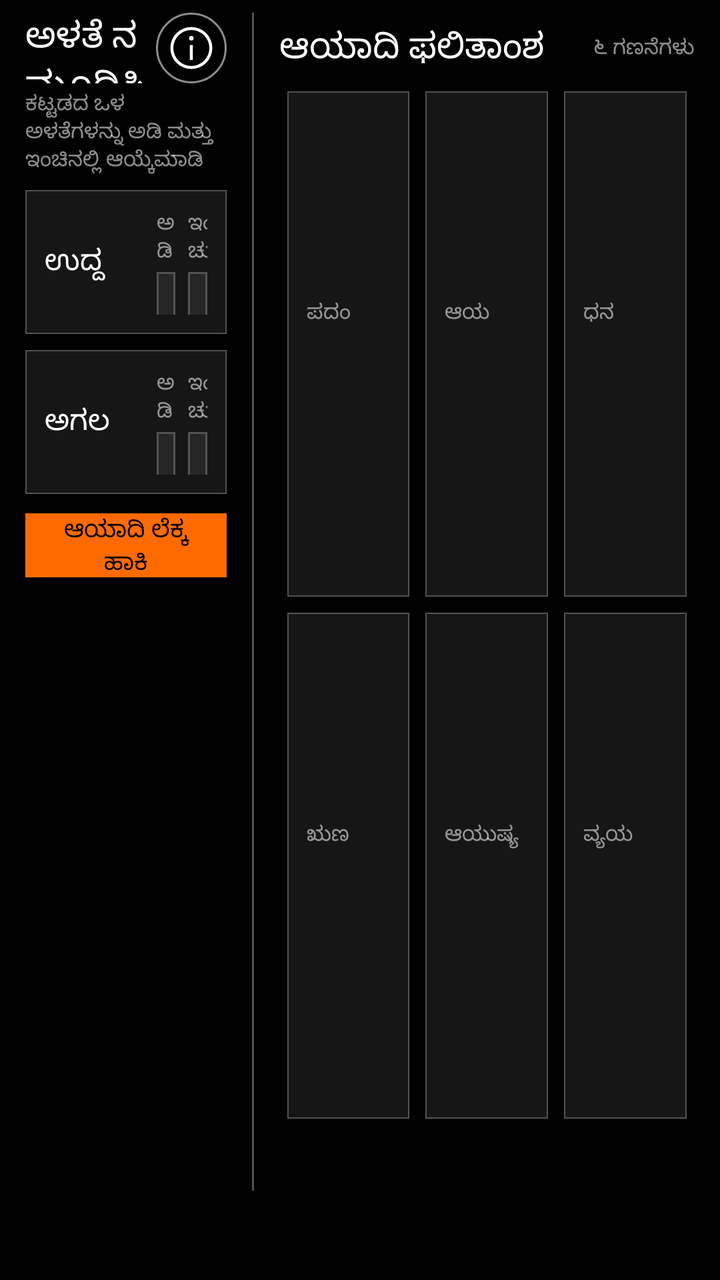
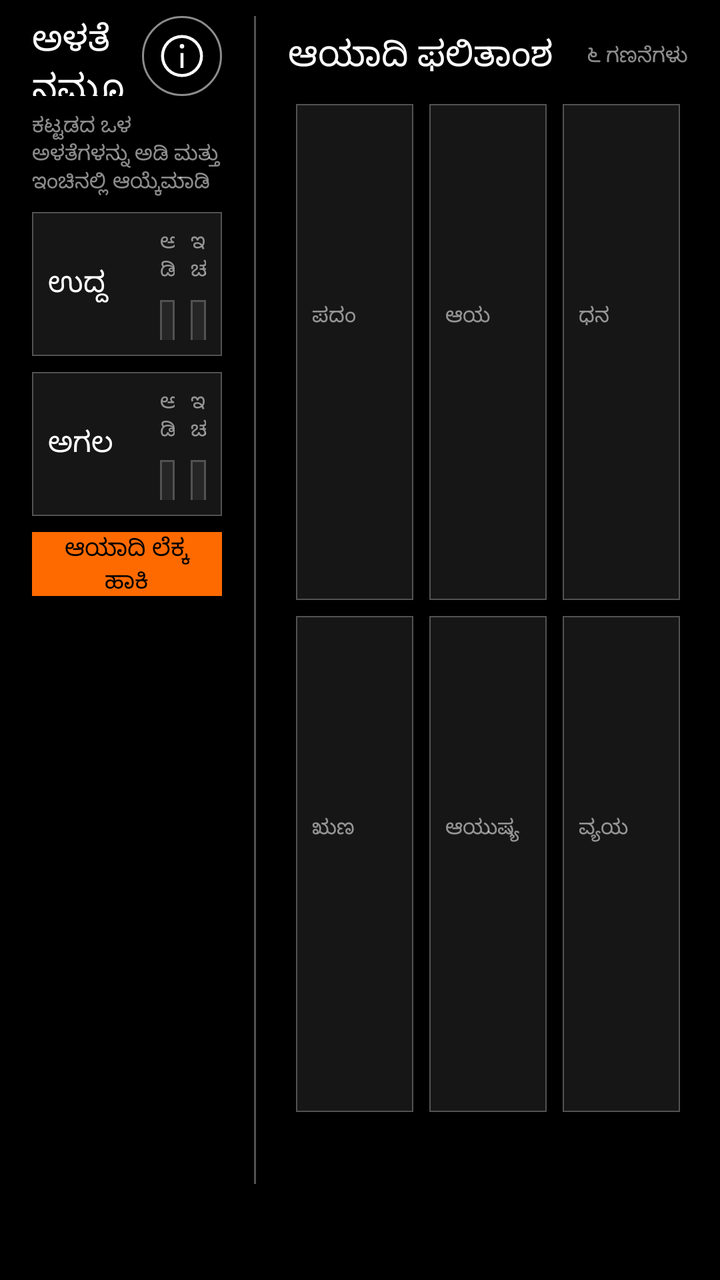

Before-and-after screenshots of an Android layout around one commit, followed by the original layout XML and the change that was made.
<!-- AndroidManifest.xml: application theme Theme.PaperDesk -->
<!-- res/layout/page_aayadi.xml -->
<?xml version="1.0" encoding="utf-8"?>
<LinearLayout xmlns:android="http://schemas.android.com/apk/res/android"
    android:layout_width="match_parent"
    android:layout_height="match_parent"
    android:background="@color/black"
    android:orientation="horizontal"
    android:paddingLeft="@dimen/page_pad_h"
    android:paddingTop="@dimen/page_pad_top"
    android:paddingRight="@dimen/page_pad_h"
    android:paddingBottom="@dimen/footer_bar">

    <LinearLayout
        android:layout_width="0dp"
        android:layout_height="match_parent"
        android:layout_weight="0.34"
        android:orientation="vertical"
        android:paddingRight="12.8dp">

        <LinearLayout android:layout_width="match_parent" android:layout_height="35.2dp" android:gravity="center_vertical" android:orientation="horizontal">
            <TextView android:id="@+id/aayadiTitle" style="@style/Desk.Title" android:layout_width="0dp" android:layout_height="wrap_content" android:layout_weight="1" android:text="ಅಳತೆ ನಮೂದಿಸಿ" />
            <ImageButton android:id="@+id/aayadiInfo" style="@style/Desk.Circle" android:contentDescription="ಆಯಾದಿ ಮಾಹಿತಿ" android:src="@drawable/ic_information" />
        </LinearLayout>

        <TextView style="@style/Desk.Meta" android:layout_width="match_parent" android:layout_height="wrap_content" android:layout_marginTop="3.2dp" android:text="ಕಟ್ಟಡದ ಒಳ ಅಳತೆಗಳನ್ನು ಅಡಿ ಮತ್ತು ಇಂಚಿನಲ್ಲಿ ಆಯ್ಕೆಮಾಡಿ" />

        <LinearLayout android:layout_width="match_parent" android:layout_height="72dp" android:layout_marginTop="8dp" android:background="@drawable/bg_card" android:gravity="center_vertical" android:orientation="horizontal" android:padding="9.6dp">
            <TextView style="@style/Desk.Section" android:layout_width="56dp" android:layout_height="match_parent" android:gravity="center_vertical" android:text="ಉದ್ದ" />
            <LinearLayout android:layout_width="0dp" android:layout_height="match_parent" android:layout_weight="1" android:orientation="vertical">
                <TextView style="@style/Desk.Meta" android:layout_width="match_parent" android:layout_height="wrap_content" android:text="ಅಡಿ" />
                <Spinner android:id="@+id/aayadiLengthFt" android:layout_width="match_parent" android:layout_height="32dp" android:layout_marginTop="3.2dp" android:background="@drawable/bg_dropdown" android:contentDescription="ಉದ್ದ ಅಡಿ" android:popupBackground="@color/surface_2" android:spinnerMode="dropdown" />
            </LinearLayout>
            <LinearLayout android:layout_width="0dp" android:layout_height="match_parent" android:layout_marginLeft="6.4dp" android:layout_weight="1" android:orientation="vertical">
                <TextView style="@style/Desk.Meta" android:layout_width="match_parent" android:layout_height="wrap_content" android:text="ಇಂಚು" />
                <Spinner android:id="@+id/aayadiLengthIn" android:layout_width="match_parent" android:layout_height="32dp" android:layout_marginTop="3.2dp" android:background="@drawable/bg_dropdown" android:contentDescription="ಉದ್ದ ಇಂಚು" android:popupBackground="@color/surface_2" android:spinnerMode="dropdown" />
            </LinearLayout>
        </LinearLayout>

        <LinearLayout android:layout_width="match_parent" android:layout_height="72dp" android:layout_marginTop="8dp" android:background="@drawable/bg_card" android:gravity="center_vertical" android:orientation="horizontal" android:padding="9.6dp">
            <TextView style="@style/Desk.Section" android:layout_width="56dp" android:layout_height="match_parent" android:gravity="center_vertical" android:text="ಅಗಲ" />
            <LinearLayout android:layout_width="0dp" android:layout_height="match_parent" android:layout_weight="1" android:orientation="vertical">
                <TextView style="@style/Desk.Meta" android:layout_width="match_parent" android:layout_height="wrap_content" android:text="ಅಡಿ" />
                <Spinner android:id="@+id/aayadiBreadthFt" android:layout_width="match_parent" android:layout_height="32dp" android:layout_marginTop="3.2dp" android:background="@drawable/bg_dropdown" android:contentDescription="ಅಗಲ ಅಡಿ" android:popupBackground="@color/surface_2" android:spinnerMode="dropdown" />
            </LinearLayout>
            <LinearLayout android:layout_width="0dp" android:layout_height="match_parent" android:layout_marginLeft="6.4dp" android:layout_weight="1" android:orientation="vertical">
                <TextView style="@style/Desk.Meta" android:layout_width="match_parent" android:layout_height="wrap_content" android:text="ಇಂಚು" />
                <Spinner android:id="@+id/aayadiBreadthIn" android:layout_width="match_parent" android:layout_height="32dp" android:layout_marginTop="3.2dp" android:background="@drawable/bg_dropdown" android:contentDescription="ಅಗಲ ಇಂಚು" android:popupBackground="@color/surface_2" android:spinnerMode="dropdown" />
            </LinearLayout>
        </LinearLayout>

        <TextView android:id="@+id/aayadiCalculate" style="@style/Desk.Button.Accent" android:layout_width="match_parent" android:layout_height="32dp" android:layout_marginTop="9.6dp" android:gravity="center" android:text="ಆಯಾದಿ ಲೆಕ್ಕ ಹಾಕಿ" />
        <TextView android:id="@+id/aayadiError" style="@style/Desk.Meta" android:layout_width="match_parent" android:layout_height="wrap_content" android:layout_marginTop="6.4dp" android:text="ಸರಿಯಾದ ಉದ್ದ ಮತ್ತು ಅಗಲ ಆಯ್ಕೆಮಾಡಿ" android:textColor="@color/carbon_support_error" android:visibility="gone" />
    </LinearLayout>

    <View android:layout_width="1dp" android:layout_height="match_parent" android:background="@color/divider" />

    <LinearLayout android:layout_width="0dp" android:layout_height="match_parent" android:layout_weight="0.66" android:orientation="vertical" android:paddingLeft="12.8dp">
        <LinearLayout android:layout_width="match_parent" android:layout_height="35.2dp" android:gravity="center_vertical" android:orientation="horizontal">
            <TextView android:id="@+id/aayadiResultTitle" style="@style/Desk.Title" android:layout_width="0dp" android:layout_height="wrap_content" android:layout_weight="1" android:text="ಆಯಾದಿ ಫಲಿತಾಂಶ" />
            <TextView style="@style/Desk.Meta" android:layout_width="wrap_content" android:layout_height="wrap_content" android:text="೬ ಗಣನೆಗಳು" />
        </LinearLayout>

        <LinearLayout android:id="@+id/aayadiResults" android:layout_width="match_parent" android:layout_height="0dp" android:layout_weight="1" android:orientation="vertical">
            <GridLayout android:layout_width="match_parent" android:layout_height="0dp" android:layout_weight="1" android:alignmentMode="alignMargins" android:columnCount="3" android:rowCount="2" android:useDefaultMargins="true">
                <LinearLayout android:layout_width="0dp" android:layout_height="0dp" android:layout_columnWeight="1" android:layout_rowWeight="1" android:background="@drawable/bg_card" android:gravity="center_vertical" android:orientation="vertical" android:padding="9.6dp">
                    <TextView style="@style/Desk.Meta" android:layout_width="match_parent" android:layout_height="wrap_content" android:text="ಪದಂ" />
                    <TextView android:id="@+id/aayadiPadam" style="@style/Desk.Title.Large" android:layout_width="match_parent" android:layout_height="wrap_content" android:layout_marginTop="3.2dp" />
                </LinearLayout>
                <LinearLayout android:layout_width="0dp" android:layout_height="0dp" android:layout_columnWeight="1" android:layout_rowWeight="1" android:background="@drawable/bg_card" android:gravity="center_vertical" android:orientation="vertical" android:padding="9.6dp">
                    <TextView style="@style/Desk.Meta" android:layout_width="match_parent" android:layout_height="wrap_content" android:text="ಆಯ" />
                    <TextView android:id="@+id/aayadiAaya" style="@style/Desk.Title.Large" android:layout_width="match_parent" android:layout_height="wrap_content" android:layout_marginTop="3.2dp" android:maxLines="2" />
                </LinearLayout>
                <LinearLayout android:layout_width="0dp" android:layout_height="0dp" android:layout_columnWeight="1" android:layout_rowWeight="1" android:background="@drawable/bg_card" android:gravity="center_vertical" android:orientation="vertical" android:padding="9.6dp">
                    <TextView style="@style/Desk.Meta" android:layout_width="match_parent" android:layout_height="wrap_content" android:text="ಧನ" />
                    <TextView android:id="@+id/aayadiDhana" style="@style/Desk.Title.Large" android:layout_width="match_parent" android:layout_height="wrap_content" android:layout_marginTop="3.2dp" />
                </LinearLayout>
                <LinearLayout android:layout_width="0dp" android:layout_height="0dp" android:layout_columnWeight="1" android:layout_rowWeight="1" android:background="@drawable/bg_card" android:gravity="center_vertical" android:orientation="vertical" android:padding="9.6dp">
                    <TextView style="@style/Desk.Meta" android:layout_width="match_parent" android:layout_height="wrap_content" android:text="ಋಣ" />
                    <TextView android:id="@+id/aayadiRuna" style="@style/Desk.Title.Large" android:layout_width="match_parent" android:layout_height="wrap_content" android:layout_marginTop="3.2dp" />
                </LinearLayout>
                <LinearLayout android:layout_width="0dp" android:layout_height="0dp" android:layout_columnWeight="1" android:layout_rowWeight="1" android:background="@drawable/bg_card" android:gravity="center_vertical" android:orientation="vertical" android:padding="9.6dp">
                    <TextView style="@style/Desk.Meta" android:layout_width="match_parent" android:layout_height="wrap_content" android:text="ಆಯುಷ್ಯ" />
                    <TextView android:id="@+id/aayadiAyush" style="@style/Desk.Title.Large" android:layout_width="match_parent" android:layout_height="wrap_content" android:layout_marginTop="3.2dp" />
                </LinearLayout>
                <LinearLayout android:layout_width="0dp" android:layout_height="0dp" android:layout_columnWeight="1" android:layout_rowWeight="1" android:background="@drawable/bg_card" android:gravity="center_vertical" android:orientation="vertical" android:padding="9.6dp">
                    <TextView style="@style/Desk.Meta" android:layout_width="match_parent" android:layout_height="wrap_content" android:text="ವ್ಯಯ" />
                    <TextView android:id="@+id/aayadiVyaya" style="@style/Desk.Title.Large" android:layout_width="match_parent" android:layout_height="wrap_content" android:layout_marginTop="3.2dp" />
                </LinearLayout>
            </GridLayout>

            <TextView android:id="@+id/aayadiSummary" style="@style/Desk.Body" android:layout_width="match_parent" android:layout_height="32dp" android:gravity="center_vertical" android:paddingLeft="3.2dp" android:paddingRight="3.2dp" android:textColor="@color/accent" />
        </LinearLayout>
    </LinearLayout>
</LinearLayout>
<!-- resources referenced by this layout -->
<resources>
  <color name="accent">#FF6A00</color>
  <color name="black">#000000</color>
  <color name="carbon_support_error">#FA4D56</color>
  <color name="divider">#525252</color>
  <color name="surface_2">#262626</color>
  <dimen name="footer_bar">44.8dp</dimen>
  <dimen name="page_pad_h">12.8dp</dimen>
  <dimen name="page_pad_top">6.4dp</dimen>
  <style name="Desk.Body" parent="Desk">
          <item name="android:textSize">@dimen/type_body</item>
          <item name="android:fontWeight">400</item>
          <item name="android:textStyle">normal</item>
          <item name="android:textColor">@color/white_90</item>
      </style>
  <style name="Desk.Meta" parent="Desk">
          <item name="android:textSize">@dimen/type_meta</item>
          <item name="android:fontWeight">400</item>
          <item name="android:textStyle">normal</item>
          <item name="android:textColor">@color/white_55</item>
      </style>
  <style name="Desk.Section" parent="Desk">
          <item name="android:textSize">@dimen/type_section</item>
          <item name="android:fontWeight">500</item>
          <item name="android:textStyle">normal</item>
          <item name="android:textColor">@color/white</item>
      </style>
  <style name="Desk.Title" parent="Desk">
          <item name="android:textSize">@dimen/type_title</item>
          <item name="android:fontWeight">600</item>
          <item name="android:textStyle">normal</item>
          <item name="android:textColor">@color/white</item>
      </style>
  <style name="Desk.Title.Large" parent="Desk.Title">
          <item name="android:textSize">@dimen/type_title_lg</item>
          <item name="android:textColor">@color/white</item>
      </style>
  <dimen name="stroke_hairline">0.5dp</dimen>
  <color name="surface_1">#161616</color>
  <color name="white">#FFFFFF</color>
  <style name="Desk">
          <item name="android:fontFamily">sans-serif</item>
          <item name="android:textColor">@color/white</item>
      </style>
  <dimen name="type_body">13.6sp</dimen>
  <color name="white_90">#E6FFFFFF</color>
  <dimen name="touch">35.2dp</dimen>
  <dimen name="type_meta">10.4sp</dimen>
  <color name="white_55">#8CFFFFFF</color>
  <dimen name="type_section">14.4sp</dimen>
  <dimen name="type_title">17.6sp</dimen>
  <dimen name="type_title_lg">20.8sp</dimen>
  <color name="carbon_gray_80">#393939</color>
  <style name="ShapeAppearance.PaperDesk" parent="ShapeAppearance.MaterialComponents">
          <item name="cornerFamily">rounded</item>
          <item name="cornerSize">0dp</item>
      </style>
  <style name="Desk.Check" parent="Widget.AppCompat.CompoundButton.CheckBox">
          <item name="android:button">@drawable/bg_checkbox</item>
      </style>
  <color name="accent_70">#B3FF6A00</color>
  <dimen name="btn_h">32dp</dimen>
  <dimen name="type_btn">12sp</dimen>
  <dimen name="space_16">12.8dp</dimen>
  <dimen name="stroke_standard">1dp</dimen>
  <dimen name="space_8">6.4dp</dimen>
  <style name="Desk.DialogButton.Positive" parent="Desk.DialogButton">
          <item name="android:textColor">@color/accent</item>
      </style>
  <style name="Desk.DialogButton.Negative" parent="Desk.DialogButton">
          <item name="android:textColor">@color/white_70</item>
      </style>
  <dimen name="check">16dp</dimen>
  <dimen name="stroke">0.5dp</dimen>
  <style name="Desk.DialogButton" parent="Widget.AppCompat.Button.ButtonBar.AlertDialog">
          <item name="android:background">@color/black</item>
          <item name="android:minHeight">48dp</item>
          <item name="android:textSize">18sp</item>
      </style>
  <color name="white_70">#B3FFFFFF</color>
  <!-- unchanged entries left out for length: 18 -->
</resources>

<!-- the commit's change to res/layout/page_aayadi.xml (unified diff, before → after) -->
@@ -14,80 +14,80 @@
         android:layout_height="match_parent"
         android:layout_weight="0.34"
         android:orientation="vertical"
-        android:paddingRight="12.8dp">
+        android:paddingRight="@dimen/ui_grid_2">
 
-        <LinearLayout android:layout_width="match_parent" android:layout_height="35.2dp" android:gravity="center_vertical" android:orientation="horizontal">
+        <LinearLayout android:layout_width="match_parent" android:layout_height="@dimen/ui_grid_5" android:gravity="center_vertical" android:orientation="horizontal">
             <TextView android:id="@+id/aayadiTitle" style="@style/Desk.Title" android:layout_width="0dp" android:layout_height="wrap_content" android:layout_weight="1" android:text="ಅಳತೆ ನಮೂದಿಸಿ" />
             <ImageButton android:id="@+id/aayadiInfo" style="@style/Desk.Circle" android:contentDescription="ಆಯಾದಿ ಮಾಹಿತಿ" android:src="@drawable/ic_information" />
         </LinearLayout>
 
-        <TextView style="@style/Desk.Meta" android:layout_width="match_parent" android:layout_height="wrap_content" android:layout_marginTop="3.2dp" android:text="ಕಟ್ಟಡದ ಒಳ ಅಳತೆಗಳನ್ನು ಅಡಿ ಮತ್ತು ಇಂಚಿನಲ್ಲಿ ಆಯ್ಕೆಮಾಡಿ" />
+        <TextView style="@style/Desk.Meta" android:layout_width="match_parent" android:layout_height="wrap_content" android:layout_marginTop="@dimen/ui_grid_1" android:text="ಕಟ್ಟಡದ ಒಳ ಅಳತೆಗಳನ್ನು ಅಡಿ ಮತ್ತು ಇಂಚಿನಲ್ಲಿ ಆಯ್ಕೆಮಾಡಿ" />
 
-        <LinearLayout android:layout_width="match_parent" android:layout_height="72dp" android:layout_marginTop="8dp" android:background="@drawable/bg_card" android:gravity="center_vertical" android:orientation="horizontal" android:padding="9.6dp">
+        <LinearLayout android:layout_width="match_parent" android:layout_height="72dp" android:layout_marginTop="@dimen/ui_grid_1" android:background="@drawable/bg_card" android:gravity="center_vertical" android:orientation="horizontal" android:padding="@dimen/ui_grid_1">
             <TextView style="@style/Desk.Section" android:layout_width="56dp" android:layout_height="match_parent" android:gravity="center_vertical" android:text="ಉದ್ದ" />
             <LinearLayout android:layout_width="0dp" android:layout_height="match_parent" android:layout_weight="1" android:orientation="vertical">
                 <TextView style="@style/Desk.Meta" android:layout_width="match_parent" android:layout_height="wrap_content" android:text="ಅಡಿ" />
-                <Spinner android:id="@+id/aayadiLengthFt" android:layout_width="match_parent" android:layout_height="32dp" android:layout_marginTop="3.2dp" android:background="@drawable/bg_dropdown" android:contentDescription="ಉದ್ದ ಅಡಿ" android:popupBackground="@color/surface_2" android:spinnerMode="dropdown" />
+                <Spinner android:id="@+id/aayadiLengthFt" android:layout_width="match_parent" android:layout_height="@dimen/ui_grid_4" android:layout_marginTop="@dimen/ui_grid_1" android:background="@drawable/bg_dropdown" android:contentDescription="ಉದ್ದ ಅಡಿ" android:popupBackground="@color/surface_2" android:spinnerMode="dropdown" />
             </LinearLayout>
-            <LinearLayout android:layout_width="0dp" android:layout_height="match_parent" android:layout_marginLeft="6.4dp" android:layout_weight="1" android:orientation="vertical">
+            <LinearLayout android:layout_width="0dp" android:layout_height="match_parent" android:layout_marginLeft="@dimen/ui_grid_1" android:layout_weight="1" android:orientation="vertical">
                 <TextView style="@style/Desk.Meta" android:layout_width="match_parent" android:layout_height="wrap_content" android:text="ಇಂಚು" />
-                <Spinner android:id="@+id/aayadiLengthIn" android:layout_width="match_parent" android:layout_height="32dp" android:layout_marginTop="3.2dp" android:background="@drawable/bg_dropdown" android:contentDescription="ಉದ್ದ ಇಂಚು" android:popupBackground="@color/surface_2" android:spinnerMode="dropdown" />
+                <Spinner android:id="@+id/aayadiLengthIn" android:layout_width="match_parent" android:layout_height="@dimen/ui_grid_4" android:layout_marginTop="@dimen/ui_grid_1" android:background="@drawable/bg_dropdown" android:contentDescription="ಉದ್ದ ಇಂಚು" android:popupBackground="@color/surface_2" android:spinnerMode="dropdown" />
             </LinearLayout>
         </LinearLayout>
 
-        <LinearLayout android:layout_width="match_parent" android:layout_height="72dp" android:layout_marginTop="8dp" android:background="@drawable/bg_card" android:gravity="center_vertical" android:orientation="horizontal" android:padding="9.6dp">
+        <LinearLayout android:layout_width="match_parent" android:layout_height="72dp" android:layout_marginTop="@dimen/ui_grid_1" android:background="@drawable/bg_card" android:gravity="center_vertical" android:orientation="horizontal" android:padding="@dimen/ui_grid_1">
             <TextView style="@style/Desk.Section" android:layout_width="56dp" android:layout_height="match_parent" android:gravity="center_vertical" android:text="ಅಗಲ" />
             <LinearLayout android:layout_width="0dp" android:layout_height="match_parent" android:layout_weight="1" android:orientation="vertical">
                 <TextView style="@style/Desk.Meta" android:layout_width="match_parent" android:layout_height="wrap_content" android:text="ಅಡಿ" />
-                <Spinner android:id="@+id/aayadiBreadthFt" android:layout_width="match_parent" android:layout_height="32dp" android:layout_marginTop="3.2dp" android:background="@drawable/bg_dropdown" android:contentDescription="ಅಗಲ ಅಡಿ" android:popupBackground="@color/surface_2" android:spinnerMode="dropdown" />
+                <Spinner android:id="@+id/aayadiBreadthFt" android:layout_width="match_parent" android:layout_height="@dimen/ui_grid_4" android:layout_marginTop="@dimen/ui_grid_1" android:background="@drawable/bg_dropdown" android:contentDescription="ಅಗಲ ಅಡಿ" android:popupBackground="@color/surface_2" android:spinnerMode="dropdown" />
             </LinearLayout>
-            <LinearLayout android:layout_width="0dp" android:layout_height="match_parent" android:layout_marginLeft="6.4dp" android:layout_weight="1" android:orientation="vertical">
+            <LinearLayout android:layout_width="0dp" android:layout_height="match_parent" android:layout_marginLeft="@dimen/ui_grid_1" android:layout_weight="1" android:orientation="vertical">
                 <TextView style="@style/Desk.Meta" android:layout_width="match_parent" android:layout_height="wrap_content" android:text="ಇಂಚು" />
-                <Spinner android:id="@+id/aayadiBreadthIn" android:layout_width="match_parent" android:layout_height="32dp" android:layout_marginTop="3.2dp" android:background="@drawable/bg_dropdown" android:contentDescription="ಅಗಲ ಇಂಚು" android:popupBackground="@color/surface_2" android:spinnerMode="dropdown" />
+                <Spinner android:id="@+id/aayadiBreadthIn" android:layout_width="match_parent" android:layout_height="@dimen/ui_grid_4" android:layout_marginTop="@dimen/ui_grid_1" android:background="@drawable/bg_dropdown" android:contentDescription="ಅಗಲ ಇಂಚು" android:popupBackground="@color/surface_2" android:spinnerMode="dropdown" />
             </LinearLayout>
         </LinearLayout>
 
-        <TextView android:id="@+id/aayadiCalculate" style="@style/Desk.Button.Accent" android:layout_width="match_parent" android:layout_height="32dp" android:layout_marginTop="9.6dp" android:gravity="center" android:text="ಆಯಾದಿ ಲೆಕ್ಕ ಹಾಕಿ" />
-        <TextView android:id="@+id/aayadiError" style="@style/Desk.Meta" android:layout_width="match_parent" android:layout_height="wrap_content" android:layout_marginTop="6.4dp" android:text="ಸರಿಯಾದ ಉದ್ದ ಮತ್ತು ಅಗಲ ಆಯ್ಕೆಮಾಡಿ" android:textColor="@color/carbon_support_error" android:visibility="gone" />
+        <TextView android:id="@+id/aayadiCalculate" style="@style/Desk.Button.Accent" android:layout_width="match_parent" android:layout_height="@dimen/ui_grid_4" android:layout_marginTop="@dimen/ui_grid_1" android:gravity="center" android:text="ಆಯಾದಿ ಲೆಕ್ಕ ಹಾಕಿ" />
+        <TextView android:id="@+id/aayadiError" style="@style/Desk.Meta" android:layout_width="match_parent" android:layout_height="wrap_content" android:layout_marginTop="@dimen/ui_grid_1" android:text="ಸರಿಯಾದ ಉದ್ದ ಮತ್ತು ಅಗಲ ಆಯ್ಕೆಮಾಡಿ" android:textColor="@color/carbon_support_error" android:visibility="gone" />
     </LinearLayout>
 
     <View android:layout_width="1dp" android:layout_height="match_parent" android:background="@color/divider" />
 
-    <LinearLayout android:layout_width="0dp" android:layout_height="match_parent" android:layout_weight="0.66" android:orientation="vertical" android:paddingLeft="12.8dp">
-        <LinearLayout android:layout_width="match_parent" android:layout_height="35.2dp" android:gravity="center_vertical" android:orientation="horizontal">
+    <LinearLayout android:layout_width="0dp" android:layout_height="match_parent" android:layout_weight="0.66" android:orientation="vertical" android:paddingLeft="@dimen/ui_grid_2">
+        <LinearLayout android:layout_width="match_parent" android:layout_height="@dimen/ui_grid_5" android:gravity="center_vertical" android:orientation="horizontal">
             <TextView android:id="@+id/aayadiResultTitle" style="@style/Desk.Title" android:layout_width="0dp" android:layout_height="wrap_content" android:layout_weight="1" android:text="ಆಯಾದಿ ಫಲಿತಾಂಶ" />
             <TextView style="@style/Desk.Meta" android:layout_width="wrap_content" android:layout_height="wrap_content" android:text="೬ ಗಣನೆಗಳು" />
         </LinearLayout>
 
         <LinearLayout android:id="@+id/aayadiResults" android:layout_width="match_parent" android:layout_height="0dp" android:layout_weight="1" android:orientation="vertical">
             <GridLayout android:layout_width="match_parent" android:layout_height="0dp" android:layout_weight="1" android:alignmentMode="alignMargins" android:columnCount="3" android:rowCount="2" android:useDefaultMargins="true">
-                <LinearLayout android:layout_width="0dp" android:layout_height="0dp" android:layout_columnWeight="1" android:layout_rowWeight="1" android:background="@drawable/bg_card" android:gravity="center_vertical" android:orientation="vertical" android:padding="9.6dp">
+                <LinearLayout android:layout_width="0dp" android:layout_height="0dp" android:layout_columnWeight="1" android:layout_rowWeight="1" android:background="@drawable/bg_card" android:gravity="center_vertical" android:orientation="vertical" android:padding="@dimen/ui_grid_1">
                     <TextView style="@style/Desk.Meta" android:layout_width="match_parent" android:layout_height="wrap_content" android:text="ಪದಂ" />
-                    <TextView android:id="@+id/aayadiPadam" style="@style/Desk.Title.Large" android:layout_width="match_parent" android:layout_height="wrap_content" android:layout_marginTop="3.2dp" />
+                    <TextView android:id="@+id/aayadiPadam" style="@style/Desk.Title.Large" android:layout_width="match_parent" android:layout_height="wrap_content" android:layout_marginTop="@dimen/ui_grid_1" />
                 </LinearLayout>
-                <LinearLayout android:layout_width="0dp" android:layout_height="0dp" android:layout_columnWeight="1" android:layout_rowWeight="1" android:background="@drawable/bg_card" android:gravity="center_vertical" android:orientation="vertical" android:padding="9.6dp">
+                <LinearLayout android:layout_width="0dp" android:layout_height="0dp" android:layout_columnWeight="1" android:layout_rowWeight="1" android:background="@drawable/bg_card" android:gravity="center_vertical" android:orientation="vertical" android:padding="@dimen/ui_grid_1">
                     <TextView style="@style/Desk.Meta" android:layout_width="match_parent" android:layout_height="wrap_content" android:text="ಆಯ" />
-                    <TextView android:id="@+id/aayadiAaya" style="@style/Desk.Title.Large" android:layout_width="match_parent" android:layout_height="wrap_content" android:layout_marginTop="3.2dp" android:maxLines="2" />
+                    <TextView android:id="@+id/aayadiAaya" style="@style/Desk.Title.Large" android:layout_width="match_parent" android:layout_height="wrap_content" android:layout_marginTop="@dimen/ui_grid_1" android:maxLines="2" />
                 </LinearLayout>
-                <LinearLayout android:layout_width="0dp" android:layout_height="0dp" android:layout_columnWeight="1" android:layout_rowWeight="1" android:background="@drawable/bg_card" android:gravity="center_vertical" android:orientation="vertical" android:padding="9.6dp">
+                <LinearLayout android:layout_width="0dp" android:layout_height="0dp" android:layout_columnWeight="1" android:layout_rowWeight="1" android:background="@drawable/bg_card" android:gravity="center_vertical" android:orientation="vertical" android:padding="@dimen/ui_grid_1">
                     <TextView style="@style/Desk.Meta" android:layout_width="match_parent" android:layout_height="wrap_content" android:text="ಧನ" />
-                    <TextView android:id="@+id/aayadiDhana" style="@style/Desk.Title.Large" android:layout_width="match_parent" android:layout_height="wrap_content" android:layout_marginTop="3.2dp" />
+                    <TextView android:id="@+id/aayadiDhana" style="@style/Desk.Title.Large" android:layout_width="match_parent" android:layout_height="wrap_content" android:layout_marginTop="@dimen/ui_grid_1" />
                 </LinearLayout>
-                <LinearLayout android:layout_width="0dp" android:layout_height="0dp" android:layout_columnWeight="1" android:layout_rowWeight="1" android:background="@drawable/bg_card" android:gravity="center_vertical" android:orientation="vertical" android:padding="9.6dp">
+                <LinearLayout android:layout_width="0dp" android:layout_height="0dp" android:layout_columnWeight="1" android:layout_rowWeight="1" android:background="@drawable/bg_card" android:gravity="center_vertical" android:orientation="vertical" android:padding="@dimen/ui_grid_1">
                     <TextView style="@style/Desk.Meta" android:layout_width="match_parent" android:layout_height="wrap_content" android:text="ಋಣ" />
-                    <TextView android:id="@+id/aayadiRuna" style="@style/Desk.Title.Large" android:layout_width="match_parent" android:layout_height="wrap_content" android:layout_marginTop="3.2dp" />
+                    <TextView android:id="@+id/aayadiRuna" style="@style/Desk.Title.Large" android:layout_width="match_parent" android:layout_height="wrap_content" android:layout_marginTop="@dimen/ui_grid_1" />
                 </LinearLayout>
-                <LinearLayout android:layout_width="0dp" android:layout_height="0dp" android:layout_columnWeight="1" android:layout_rowWeight="1" android:background="@drawable/bg_card" android:gravity="center_vertical" android:orientation="vertical" android:padding="9.6dp">
+                <LinearLayout android:layout_width="0dp" android:layout_height="0dp" android:layout_columnWeight="1" android:layout_rowWeight="1" android:background="@drawable/bg_card" android:gravity="center_vertical" android:orientation="vertical" android:padding="@dimen/ui_grid_1">
                     <TextView style="@style/Desk.Meta" android:layout_width="match_parent" android:layout_height="wrap_content" android:text="ಆಯುಷ್ಯ" />
-                    <TextView android:id="@+id/aayadiAyush" style="@style/Desk.Title.Large" android:layout_width="match_parent" android:layout_height="wrap_content" android:layout_marginTop="3.2dp" />
+                    <TextView android:id="@+id/aayadiAyush" style="@style/Desk.Title.Large" android:layout_width="match_parent" android:layout_height="wrap_content" android:layout_marginTop="@dimen/ui_grid_1" />
                 </LinearLayout>
-                <LinearLayout android:layout_width="0dp" android:layout_height="0dp" android:layout_columnWeight="1" android:layout_rowWeight="1" android:background="@drawable/bg_card" android:gravity="center_vertical" android:orientation="vertical" android:padding="9.6dp">
+                <LinearLayout android:layout_width="0dp" android:layout_height="0dp" android:layout_columnWeight="1" android:layout_rowWeight="1" android:background="@drawable/bg_card" android:gravity="center_vertical" android:orientation="vertical" android:padding="@dimen/ui_grid_1">
                     <TextView style="@style/Desk.Meta" android:layout_width="match_parent" android:layout_height="wrap_content" android:text="ವ್ಯಯ" />
-                    <TextView android:id="@+id/aayadiVyaya" style="@style/Desk.Title.Large" android:layout_width="match_parent" android:layout_height="wrap_content" android:layout_marginTop="3.2dp" />
+                    <TextView android:id="@+id/aayadiVyaya" style="@style/Desk.Title.Large" android:layout_width="match_parent" android:layout_height="wrap_content" android:layout_marginTop="@dimen/ui_grid_1" />
                 </LinearLayout>
             </GridLayout>
 
-            <TextView android:id="@+id/aayadiSummary" style="@style/Desk.Body" android:layout_width="match_parent" android:layout_height="32dp" android:gravity="center_vertical" android:paddingLeft="3.2dp" android:paddingRight="3.2dp" android:textColor="@color/accent" />
+            <TextView android:id="@+id/aayadiSummary" style="@style/Desk.Body" android:layout_width="match_parent" android:layout_height="@dimen/ui_grid_4" android:gravity="center_vertical" android:paddingLeft="@dimen/ui_grid_1" android:paddingRight="@dimen/ui_grid_1" android:textColor="@color/accent" />
         </LinearLayout>
     </LinearLayout>
 </LinearLayout>
<!-- resource entries referenced after the edit -->
@@ -5,9 +5,13 @@
   <color name="carbon_support_error">#FA4D56</color>
   <color name="divider">#525252</color>
   <color name="surface_2">#262626</color>
-  <dimen name="footer_bar">44.8dp</dimen>
-  <dimen name="page_pad_h">12.8dp</dimen>
-  <dimen name="page_pad_top">6.4dp</dimen>
+  <dimen name="footer_bar">48dp</dimen>
+  <dimen name="page_pad_h">16dp</dimen>
+  <dimen name="page_pad_top">8dp</dimen>
+  <dimen name="ui_grid_1">8dp</dimen>
+  <dimen name="ui_grid_2">16dp</dimen>
+  <dimen name="ui_grid_4">32dp</dimen>
+  <dimen name="ui_grid_5">40dp</dimen>
   <style name="Desk.Body" parent="Desk">
           <item name="android:textSize">@dimen/type_body</item>
           <item name="android:fontWeight">400</item>
@@ -45,7 +49,7 @@
       </style>
   <dimen name="type_body">13.6sp</dimen>
   <color name="white_90">#E6FFFFFF</color>
-  <dimen name="touch">35.2dp</dimen>
+  <dimen name="touch">40dp</dimen>
   <dimen name="type_meta">10.4sp</dimen>
   <color name="white_55">#8CFFFFFF</color>
   <dimen name="type_section">14.4sp</dimen>
